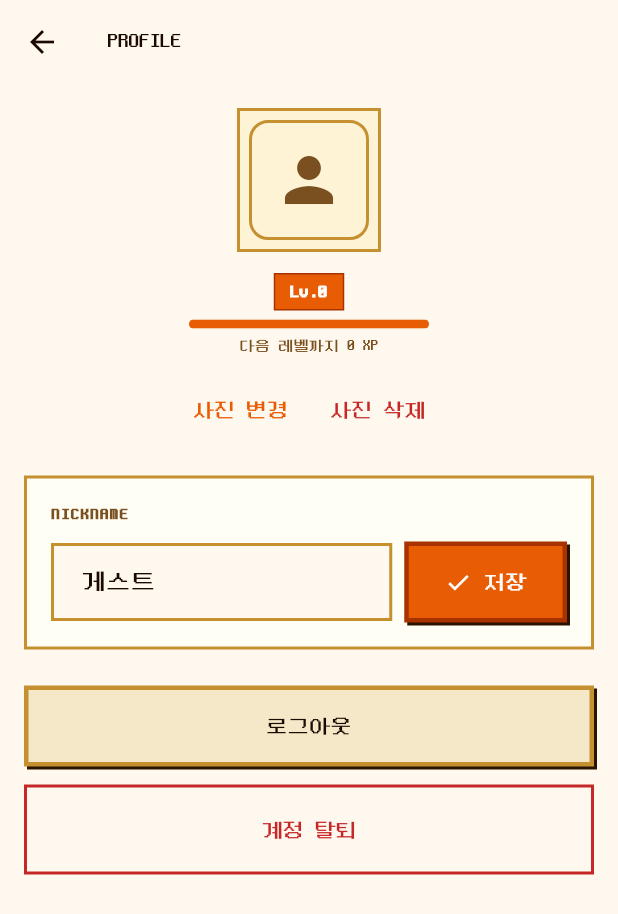
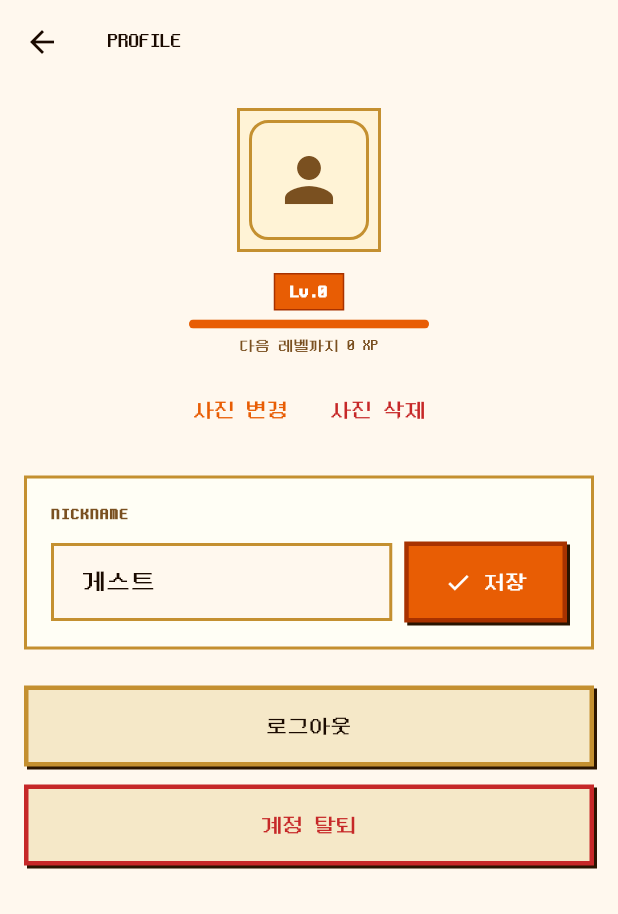
Before and after one commit to madcamp-official/26s-w2-c3-06, a Flutter app: the screen it shows once a user with an empty profile is signed in, after a tap on the "person" icon, on a phone screen of 412 x 824 dp. Shown: the top 914 px of the screen. Run offline on Flutter 3.47's test engine with Material 3 defaults, Android fonts, the light colour scheme and no system bars; our stand-ins replace firebase_auth, firebase_core, firebase_storage, flutter_riverpod, google_sign_in, image_picker and 2 more; accounts and stored records are empty; network calls fail.

Commit message:
feat: 계정 탈퇴 버튼을 로그아웃과 같은 스타일로 통일 + 로그인 태그라인 제거
- AppButton에 accentColor 옵션 추가(테두리·글자색만 강조색 적용, 배경은 outlined 유지)
- 계정 탈퇴 버튼을 로그아웃과 동일한 AppButton(outlined)에 destructive 색으로 교체
- 로그인 초기 화면의 "AI가 제시어를 만들고..." 태그라인 문구 삭제

```diff
--- a/frontend/lib/screens/login/login_screen.dart
+++ b/frontend/lib/screens/login/login_screen.dart
@@ -250,19 +250,6 @@ class _LoginScreenState extends ConsumerState<LoginScreen> {
           textAlign: TextAlign.center,
           style: PixelFont.title(fontSize: 18, color: AppColors.foreground, letterSpacing: 2),
         ),
-        const SizedBox(height: 16),
-        Padding(
-          padding: const EdgeInsets.symmetric(horizontal: 8),
-          child: Text(
-            '🕵️ AI가 제시어를 만들고, 우리가 라이어를 찾는\n실시간 소셜 파티게임',
-            textAlign: TextAlign.center,
-            style: PixelFont.body(
-              fontSize: 13,
-              height: 1.7,
-              color: AppColors.mutedForeground,
-            ).copyWith(fontFamilyFallback: const ['Noto Sans KR']),
-          ),
-        ),
         const SizedBox(height: 36),
         AppButton(
           label: '🔑 로그인 / 회원가입',
--- a/frontend/lib/screens/profile/profile_screen.dart
+++ b/frontend/lib/screens/profile/profile_screen.dart
@@ -289,15 +289,11 @@ class _ProfileScreenState extends ConsumerState<ProfileScreen> {
                 ] else ...[
                   AppButton(label: '로그아웃', variant: AppButtonVariant.outlined, onPressed: _handleLogout),
                   const SizedBox(height: 12),
-                  Container(
-                    width: double.infinity,
-                    padding: const EdgeInsets.all(4),
-                    decoration: BoxDecoration(border: Border.all(color: AppColors.destructive, width: 2)),
-                    child: TextButton(
-                      onPressed: _handleDeleteAccount,
-                      style: TextButton.styleFrom(foregroundColor: AppColors.destructive),
-                      child: const Text('계정 탈퇴'),
-                    ),
+                  AppButton(
+                    label: '계정 탈퇴',
+                    variant: AppButtonVariant.outlined,
+                    accentColor: AppColors.destructive,
+                    onPressed: _handleDeleteAccount,
                   ),
                 ],
                 const SizedBox(height: 24),
--- a/frontend/lib/widgets/app_button.dart
+++ b/frontend/lib/widgets/app_button.dart
@@ -22,6 +22,10 @@ class AppButton extends StatelessWidget {
   /// 서버 왕복이 오래 걸리는 액션에서 "눌렸고 처리 중"임을 명확히 보여주기 위함.
   final bool loading;
 
+  /// variant 기본 색상 대신 쓸 강조색(예: 계정 탈퇴의 destructive 빨강).
+  /// 테두리·글자색에 함께 적용되고 배경은 그대로 outlined 스타일(secondary)을 유지한다.
+  final Color? accentColor;
+
   const AppButton({
     super.key,
     required this.label,
@@ -31,14 +35,15 @@ class AppButton extends StatelessWidget {
     this.fullWidth = true,
     this.dense = false,
     this.loading = false,
+    this.accentColor,
   });
 
   @override
   Widget build(BuildContext context) {
     final isPrimary = variant == AppButtonVariant.primary;
     final backgroundColor = isPrimary ? AppColors.primary : AppColors.secondary;
-    final borderColor = isPrimary ? AppColors.primaryBorder : AppColors.border;
-    final textColor = isPrimary ? AppColors.primaryForeground : AppColors.foreground;
+    final borderColor = accentColor ?? (isPrimary ? AppColors.primaryBorder : AppColors.border);
+    final textColor = accentColor ?? (isPrimary ? AppColors.primaryForeground : AppColors.foreground);
     final enabled = onPressed != null && !loading;
 
     final textStyle = PixelFont.body(
```
